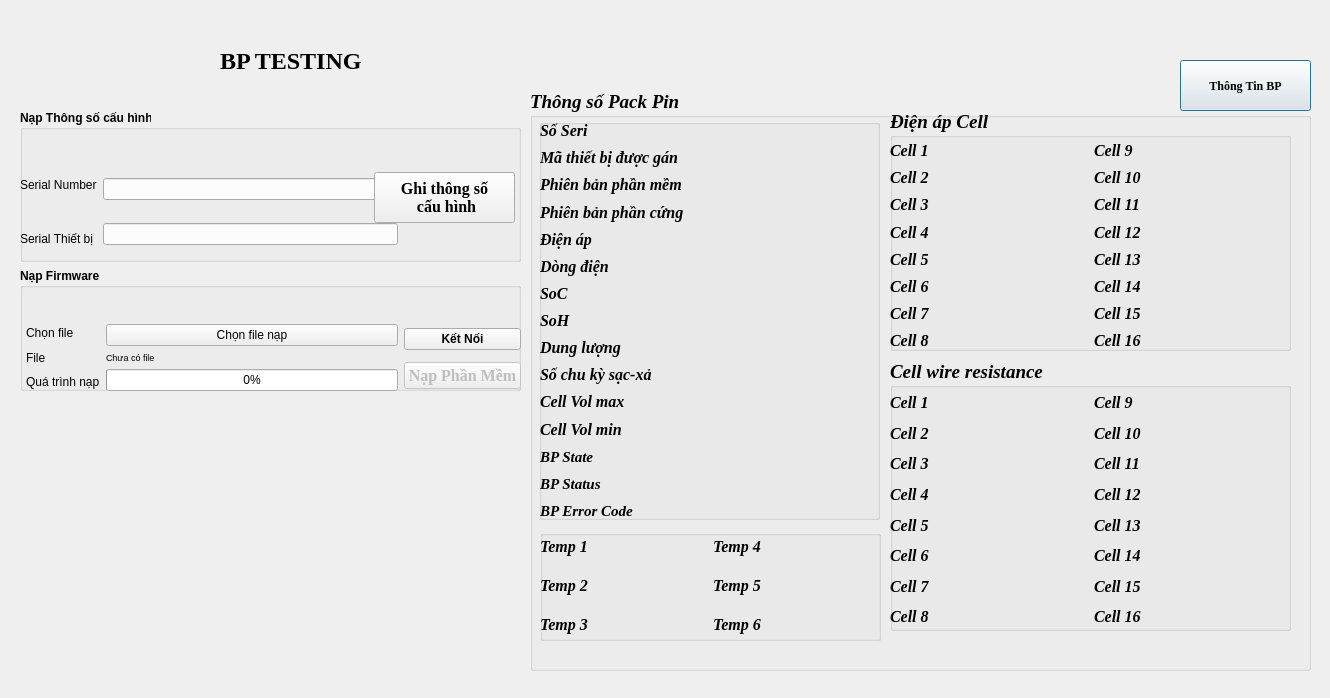
Before: the Qt Designer form views/bp.ui in CongPV121/SDT, drawn with Qt 5.
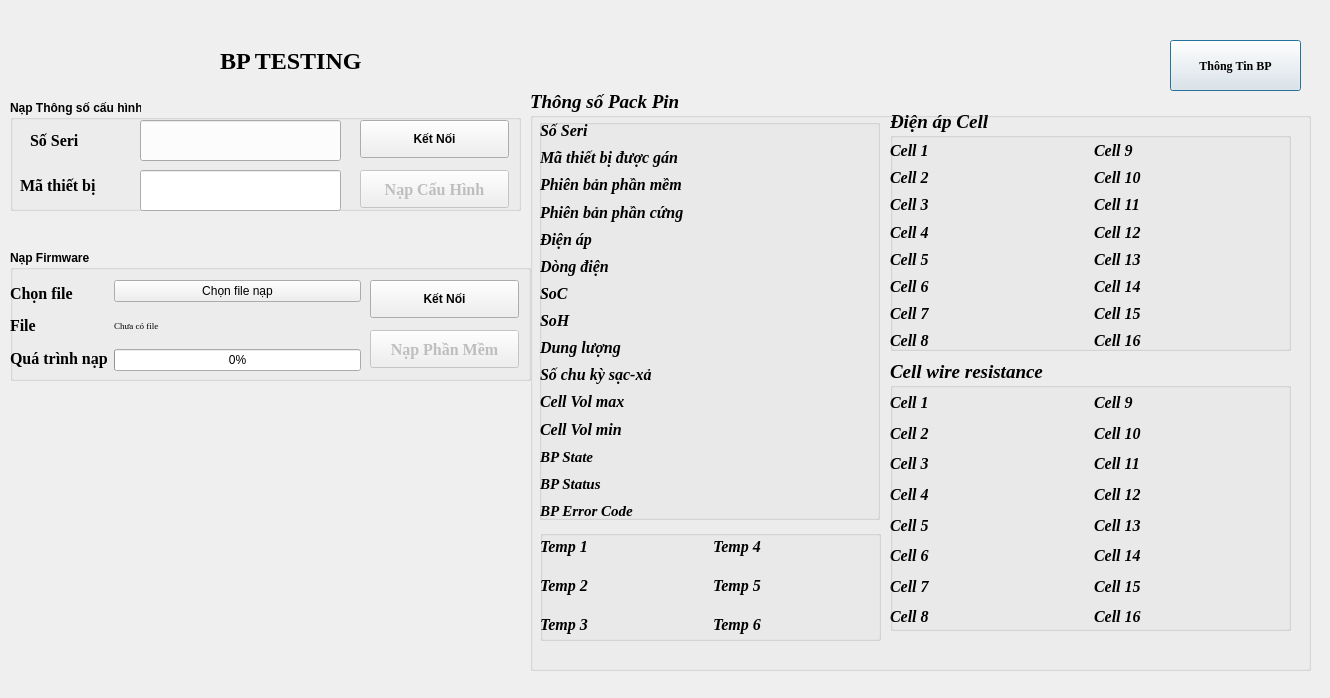
After: the same form once the commit is applied. Icons and pictures are not drawn.

```diff
--- a/views/bp.ui
+++ b/views/bp.ui
@@ -22,8 +22,8 @@
   <widget class="QPushButton" name="read_btn">
    <property name="geometry">
     <rect>
-     <x>1180</x>
-     <y>60</y>
+     <x>1170</x>
+     <y>40</y>
      <width>131</width>
      <height>51</height>
     </rect>
@@ -1142,265 +1142,6 @@
     <string>Thông số Pack Pin</string>
    </property>
   </widget>
-  <widget class="QWidget" name="layoutWidget">
-   <property name="geometry">
-    <rect>
-     <x>20</x>
-     <y>110</y>
-     <width>501</width>
-     <height>281</height>
-    </rect>
-   </property>
-   <layout class="QGridLayout" name="gridLayout_6">
-    <item row="3" column="0" rowspan="3" colspan="4">
-     <widget class="QGroupBox" name="groupBox_7">
-      <property name="font">
-       <font>
-        <bold>true</bold>
-       </font>
-      </property>
-      <property name="layoutDirection">
-       <enum>Qt::LeftToRight</enum>
-      </property>
-      <property name="autoFillBackground">
-       <bool>false</bool>
-      </property>
-      <property name="inputMethodHints">
-       <set>Qt::ImhNone</set>
-      </property>
-      <property name="title">
-       <string>Nạp Firmware</string>
-      </property>
-      <property name="flat">
-       <bool>false</bool>
-      </property>
-      <property name="checkable">
-       <bool>false</bool>
-      </property>
-     </widget>
-    </item>
-    <item row="1" column="1" rowspan="2" colspan="2">
-     <layout class="QHBoxLayout" name="horizontalLayout_3">
-      <item>
-       <layout class="QVBoxLayout" name="verticalLayout_5">
-        <item>
-         <widget class="QLabel" name="label_17">
-          <property name="text">
-           <string>Serial Number</string>
-          </property>
-         </widget>
-        </item>
-        <item>
-         <widget class="QLabel" name="label_16">
-          <property name="text">
-           <string>Serial Thiết bị</string>
-          </property>
-         </widget>
-        </item>
-       </layout>
-      </item>
-      <item>
-       <layout class="QVBoxLayout" name="verticalLayout_6">
-        <item>
-         <widget class="QLineEdit" name="input_serial_vehicle"/>
-        </item>
-        <item>
-         <widget class="QLineEdit" name="input_serual_module">
-          <property name="mouseTracking">
-           <bool>false</bool>
-          </property>
-          <property name="readOnly">
-           <bool>true</bool>
-          </property>
-         </widget>
-        </item>
-       </layout>
-      </item>
-     </layout>
-    </item>
-    <item row="0" column="0" rowspan="3" colspan="4">
-     <widget class="QGroupBox" name="groupBox">
-      <property name="font">
-       <font>
-        <bold>true</bold>
-       </font>
-      </property>
-      <property name="layoutDirection">
-       <enum>Qt::LeftToRight</enum>
-      </property>
-      <property name="autoFillBackground">
-       <bool>false</bool>
-      </property>
-      <property name="inputMethodHints">
-       <set>Qt::ImhNone</set>
-      </property>
-      <property name="title">
-       <string>Nạp Thông số cấu hình</string>
-      </property>
-      <property name="flat">
-       <bool>false</bool>
-      </property>
-      <property name="checkable">
-       <bool>false</bool>
-      </property>
-      <widget class="QPushButton" name="write_btn">
-       <property name="geometry">
-        <rect>
-         <x>354</x>
-         <y>62</y>
-         <width>141</width>
-         <height>51</height>
-        </rect>
-       </property>
-       <property name="font">
-        <font>
-         <family>Times New Roman</family>
-         <pointsize>12</pointsize>
-         <bold>true</bold>
-        </font>
-       </property>
-       <property name="text">
-        <string>Ghi thông số
- cấu hình</string>
-       </property>
-       <property name="icon">
-        <iconset>
-         <selectedon>:/image/icon/download.png</selectedon>
-        </iconset>
-       </property>
-       <property name="iconSize">
-        <size>
-         <width>32</width>
-         <height>32</height>
-        </size>
-       </property>
-      </widget>
-     </widget>
-    </item>
-    <item row="4" column="2" rowspan="2">
-     <layout class="QHBoxLayout" name="horizontalLayout">
-      <item>
-       <layout class="QVBoxLayout" name="verticalLayout_2">
-        <item>
-         <widget class="QLabel" name="label_2">
-          <property name="text">
-           <string>Chọn file</string>
-          </property>
-         </widget>
-        </item>
-        <item>
-         <widget class="QLabel" name="label_3">
-          <property name="text">
-           <string>File</string>
-          </property>
-         </widget>
-        </item>
-        <item>
-         <widget class="QLabel" name="label_5">
-          <property name="text">
-           <string>Quá trình nạp</string>
-          </property>
-         </widget>
-        </item>
-       </layout>
-      </item>
-      <item>
-       <layout class="QVBoxLayout" name="verticalLayout">
-        <item>
-         <widget class="QPushButton" name="choose_file_btn">
-          <property name="text">
-           <string>Chọn file nạp</string>
-          </property>
-         </widget>
-        </item>
-        <item>
-         <widget class="QLabel" name="link_director_file">
-          <property name="font">
-           <font>
-            <pointsize>7</pointsize>
-           </font>
-          </property>
-          <property name="layoutDirection">
-           <enum>Qt::RightToLeft</enum>
-          </property>
-          <property name="styleSheet">
-           <string notr="true">text-align: center;</string>
-          </property>
-          <property name="text">
-           <string>Chưa có file</string>
-          </property>
-         </widget>
-        </item>
-        <item>
-         <widget class="QProgressBar" name="download_process">
-          <property name="value">
-           <number>0</number>
-          </property>
-         </widget>
-        </item>
-       </layout>
-      </item>
-     </layout>
-    </item>
-    <item row="5" column="3">
-     <widget class="QPushButton" name="write_firm_ware">
-      <property name="enabled">
-       <bool>false</bool>
-      </property>
-      <property name="font">
-       <font>
-        <family>Times New Roman</family>
-        <pointsize>12</pointsize>
-        <bold>true</bold>
-       </font>
-      </property>
-      <property name="focusPolicy">
-       <enum>Qt::StrongFocus</enum>
-      </property>
-      <property name="inputMethodHints">
-       <set>Qt::ImhNone</set>
-      </property>
-      <property name="text">
-       <string>Nạp Phần Mềm</string>
-      </property>
-      <property name="icon">
-       <iconset theme="accessories-calculator">
-        <selectedon>:/image/icon/download.png</selectedon>
-       </iconset>
-      </property>
-      <property name="iconSize">
-       <size>
-        <width>32</width>
-        <height>32</height>
-       </size>
-      </property>
-     </widget>
-    </item>
-    <item row="4" column="3">
-     <widget class="QPushButton" name="connect_dut">
-      <property name="font">
-       <font>
-        <bold>true</bold>
-       </font>
-      </property>
-      <property name="text">
-       <string>Kết Nối</string>
-      </property>
-      <property name="icon">
-       <iconset theme="accessories-calculator">
-        <selectedon>:/icon/copy-link.png</selectedon>
-       </iconset>
-      </property>
-      <property name="iconSize">
-       <size>
-        <width>32</width>
-        <height>32</height>
-       </size>
-      </property>
-     </widget>
-    </item>
-   </layout>
-  </widget>
   <widget class="QWidget" name="layoutWidget">
    <property name="geometry">
     <rect>
@@ -2055,6 +1796,371 @@
     </item>
    </layout>
   </widget>
+  <widget class="QLabel" name="label_17">
+   <property name="geometry">
+    <rect>
+     <x>20</x>
+     <y>170</y>
+     <width>111</width>
+     <height>31</height>
+    </rect>
+   </property>
+   <property name="font">
+    <font>
+     <family>Times New Roman</family>
+     <pointsize>12</pointsize>
+     <bold>true</bold>
+    </font>
+   </property>
+   <property name="text">
+    <string>Mã thiết bị</string>
+   </property>
+  </widget>
+  <widget class="QLineEdit" name="input_serial_vehicle">
+   <property name="enabled">
+    <bool>true</bool>
+   </property>
+   <property name="geometry">
+    <rect>
+     <x>140</x>
+     <y>120</y>
+     <width>201</width>
+     <height>41</height>
+    </rect>
+   </property>
+  </widget>
+  <widget class="QLabel" name="label_16">
+   <property name="geometry">
+    <rect>
+     <x>30</x>
+     <y>110</y>
+     <width>101</width>
+     <height>61</height>
+    </rect>
+   </property>
+   <property name="font">
+    <font>
+     <family>Times New Roman</family>
+     <pointsize>12</pointsize>
+     <bold>true</bold>
+    </font>
+   </property>
+   <property name="text">
+    <string>Số Seri</string>
+   </property>
+  </widget>
+  <widget class="QGroupBox" name="groupBox_7">
+   <property name="geometry">
+    <rect>
+     <x>10</x>
+     <y>250</y>
+     <width>521</width>
+     <height>131</height>
+    </rect>
+   </property>
+   <property name="font">
+    <font>
+     <bold>true</bold>
+    </font>
+   </property>
+   <property name="layoutDirection">
+    <enum>Qt::LeftToRight</enum>
+   </property>
+   <property name="autoFillBackground">
+    <bool>false</bool>
+   </property>
+   <property name="inputMethodHints">
+    <set>Qt::ImhNone</set>
+   </property>
+   <property name="title">
+    <string>Nạp Firmware</string>
+   </property>
+   <property name="flat">
+    <bool>false</bool>
+   </property>
+   <property name="checkable">
+    <bool>false</bool>
+   </property>
+  </widget>
+  <widget class="QWidget" name="layoutWidget">
+   <property name="geometry">
+    <rect>
+     <x>10</x>
+     <y>280</y>
+     <width>351</width>
+     <height>91</height>
+    </rect>
+   </property>
+   <layout class="QHBoxLayout" name="horizontalLayout">
+    <item>
+     <layout class="QVBoxLayout" name="verticalLayout_2">
+      <item>
+       <widget class="QLabel" name="label_2">
+        <property name="font">
+         <font>
+          <family>Times New Roman</family>
+          <pointsize>12</pointsize>
+          <bold>true</bold>
+         </font>
+        </property>
+        <property name="text">
+         <string>Chọn file</string>
+        </property>
+       </widget>
+      </item>
+      <item>
+       <widget class="QLabel" name="label_3">
+        <property name="font">
+         <font>
+          <family>Times New Roman</family>
+          <pointsize>12</pointsize>
+          <bold>true</bold>
+         </font>
+        </property>
+        <property name="text">
+         <string>File</string>
+        </property>
+       </widget>
+      </item>
+      <item>
+       <widget class="QLabel" name="label_5">
+        <property name="font">
+         <font>
+          <family>Times New Roman</family>
+          <pointsize>12</pointsize>
+          <bold>true</bold>
+         </font>
+        </property>
+        <property name="text">
+         <string>Quá trình nạp</string>
+        </property>
+       </widget>
+      </item>
+     </layout>
+    </item>
+    <item>
+     <layout class="QVBoxLayout" name="verticalLayout">
+      <item>
+       <widget class="QPushButton" name="choose_file_btn">
+        <property name="text">
+         <string>Chọn file nạp</string>
+        </property>
+       </widget>
+      </item>
+      <item>
+       <widget class="QLabel" name="link_director_file">
+        <property name="font">
+         <font>
+          <family>Times New Roman</family>
+          <pointsize>7</pointsize>
+         </font>
+        </property>
+        <property name="layoutDirection">
+         <enum>Qt::RightToLeft</enum>
+        </property>
+        <property name="styleSheet">
+         <string notr="true">text-align: center;</string>
+        </property>
+        <property name="text">
+         <string>Chưa có file</string>
+        </property>
+       </widget>
+      </item>
+      <item>
+       <widget class="QProgressBar" name="download_process">
+        <property name="value">
+         <number>0</number>
+        </property>
+       </widget>
+      </item>
+     </layout>
+    </item>
+   </layout>
+  </widget>
+  <widget class="QPushButton" name="connect_dut">
+   <property name="geometry">
+    <rect>
+     <x>370</x>
+     <y>280</y>
+     <width>149</width>
+     <height>38</height>
+    </rect>
+   </property>
+   <property name="font">
+    <font>
+     <bold>true</bold>
+    </font>
+   </property>
+   <property name="text">
+    <string>Kết Nối</string>
+   </property>
+   <property name="icon">
+    <iconset theme="accessories-calculator">
+     <selectedon>:/icon/copy-link.png</selectedon>
+    </iconset>
+   </property>
+   <property name="iconSize">
+    <size>
+     <width>32</width>
+     <height>32</height>
+    </size>
+   </property>
+  </widget>
+  <widget class="QPushButton" name="write_firm_ware">
+   <property name="enabled">
+    <bool>false</bool>
+   </property>
+   <property name="geometry">
+    <rect>
+     <x>370</x>
+     <y>330</y>
+     <width>149</width>
+     <height>38</height>
+    </rect>
+   </property>
+   <property name="font">
+    <font>
+     <family>Times New Roman</family>
+     <pointsize>12</pointsize>
+     <bold>true</bold>
+    </font>
+   </property>
+   <property name="focusPolicy">
+    <enum>Qt::StrongFocus</enum>
+   </property>
+   <property name="inputMethodHints">
+    <set>Qt::ImhNone</set>
+   </property>
+   <property name="text">
+    <string>Nạp Phần Mềm</string>
+   </property>
+   <property name="icon">
+    <iconset theme="accessories-calculator">
+     <selectedon>:/image/icon/download.png</selectedon>
+    </iconset>
+   </property>
+   <property name="iconSize">
+    <size>
+     <width>32</width>
+     <height>32</height>
+    </size>
+   </property>
+  </widget>
+  <widget class="QGroupBox" name="groupBox">
+   <property name="geometry">
+    <rect>
+     <x>10</x>
+     <y>100</y>
+     <width>511</width>
+     <height>111</height>
+    </rect>
+   </property>
+   <property name="font">
+    <font>
+     <bold>true</bold>
+    </font>
+   </property>
+   <property name="layoutDirection">
+    <enum>Qt::LeftToRight</enum>
+   </property>
+   <property name="autoFillBackground">
+    <bool>false</bool>
+   </property>
+   <property name="inputMethodHints">
+    <set>Qt::ImhNone</set>
+   </property>
+   <property name="title">
+    <string>Nạp Thông số cấu hình</string>
+   </property>
+   <property name="flat">
+    <bool>false</bool>
+   </property>
+   <property name="checkable">
+    <bool>false</bool>
+   </property>
+  </widget>
+  <widget class="QPushButton" name="write_config">
+   <property name="enabled">
+    <bool>false</bool>
+   </property>
+   <property name="geometry">
+    <rect>
+     <x>360</x>
+     <y>170</y>
+     <width>149</width>
+     <height>38</height>
+    </rect>
+   </property>
+   <property name="font">
+    <font>
+     <family>Times New Roman</family>
+     <pointsize>12</pointsize>
+     <bold>true</bold>
+    </font>
+   </property>
+   <property name="focusPolicy">
+    <enum>Qt::StrongFocus</enum>
+   </property>
+   <property name="inputMethodHints">
+    <set>Qt::ImhNone</set>
+   </property>
+   <property name="text">
+    <string>Nạp Cấu Hình</string>
+   </property>
+   <property name="icon">
+    <iconset theme="accessories-calculator">
+     <selectedon>:/image/icon/download.png</selectedon>
+    </iconset>
+   </property>
+   <property name="iconSize">
+    <size>
+     <width>32</width>
+     <height>32</height>
+    </size>
+   </property>
+  </widget>
+  <widget class="QLineEdit" name="input_device_sn">
+   <property name="enabled">
+    <bool>true</bool>
+   </property>
+   <property name="geometry">
+    <rect>
+     <x>140</x>
+     <y>170</y>
+     <width>201</width>
+     <height>41</height>
+    </rect>
+   </property>
+  </widget>
+  <widget class="QPushButton" name="connect_dut_2">
+   <property name="geometry">
+    <rect>
+     <x>360</x>
+     <y>120</y>
+     <width>149</width>
+     <height>38</height>
+    </rect>
+   </property>
+   <property name="font">
+    <font>
+     <bold>true</bold>
+    </font>
+   </property>
+   <property name="text">
+    <string>Kết Nối</string>
+   </property>
+   <property name="icon">
+    <iconset theme="accessories-calculator">
+     <selectedon>:/icon/copy-link.png</selectedon>
+    </iconset>
+   </property>
+   <property name="iconSize">
+    <size>
+     <width>32</width>
+     <height>32</height>
+    </size>
+   </property>
+  </widget>
  </widget>
  <resources/>
  <connections/>
```
Left out of the diff: 2 changed lines with no effect on the pictures.
